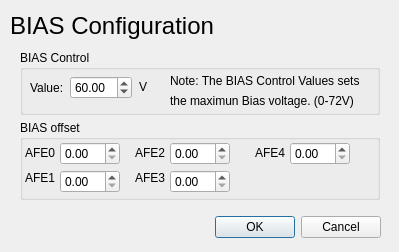
This is dialogbiasconfiguration.ui in ecristal/daphne_gui as Qt 5 draws it before an edit. The edited form follows.
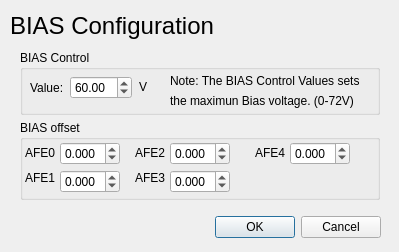
This is the edited form.

Commit message: added missing bias voltage to config.txt, increased bias offset ranges to include negative values

Diff of the .ui file:
```diff
--- a/dialogbiasconfiguration.ui
+++ b/dialogbiasconfiguration.ui
@@ -149,8 +149,14 @@
       <height>23</height>
      </rect>
     </property>
+    <property name="decimals">
+     <number>3</number>
+    </property>
+    <property name="minimum">
+     <double>-5.000000000000000</double>
+    </property>
     <property name="maximum">
-     <double>1.000000000000000</double>
+     <double>5.000000000000000</double>
     </property>
     <property name="singleStep">
      <double>0.100000000000000</double>
@@ -165,8 +171,14 @@
       <height>23</height>
      </rect>
     </property>
+    <property name="decimals">
+     <number>3</number>
+    </property>
+    <property name="minimum">
+     <double>-5.000000000000000</double>
+    </property>
     <property name="maximum">
-     <double>1.000000000000000</double>
+     <double>5.000000000000000</double>
     </property>
     <property name="singleStep">
      <double>0.100000000000000</double>
@@ -181,8 +193,14 @@
       <height>23</height>
      </rect>
     </property>
+    <property name="decimals">
+     <number>3</number>
+    </property>
+    <property name="minimum">
+     <double>-5.000000000000000</double>
+    </property>
     <property name="maximum">
-     <double>1.000000000000000</double>
+     <double>5.000000000000000</double>
     </property>
     <property name="singleStep">
      <double>0.100000000000000</double>
@@ -197,8 +215,14 @@
       <height>23</height>
      </rect>
     </property>
+    <property name="decimals">
+     <number>3</number>
+    </property>
+    <property name="minimum">
+     <double>-5.000000000000000</double>
+    </property>
     <property name="maximum">
-     <double>1.000000000000000</double>
+     <double>5.000000000000000</double>
     </property>
     <property name="singleStep">
      <double>0.100000000000000</double>
@@ -213,8 +237,14 @@
       <height>23</height>
      </rect>
     </property>
+    <property name="decimals">
+     <number>3</number>
+    </property>
+    <property name="minimum">
+     <double>-5.000000000000000</double>
+    </property>
     <property name="maximum">
-     <double>1.000000000000000</double>
+     <double>5.000000000000000</double>
     </property>
     <property name="singleStep">
      <double>0.100000000000000</double>
```
The commit also changes 2 other files.
